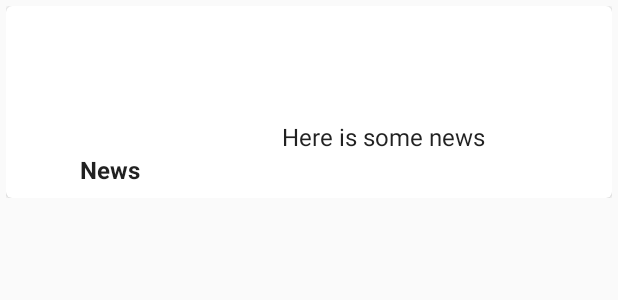
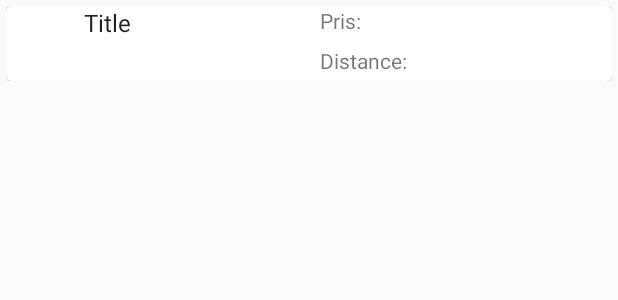
Before and after one commit to JonathanHoffmann/HKR_DA224A_Development_for_mobile_Project, an Android app: the layout list_item.xml on its own in the app's theme, with its tools: preview values and no code run, on a phone screen of 412 x 824 dp. Shown: the top 300 px of the screen. Run offline under Robolectric (Android 15) with nearby library versions, the phone set to English and light mode, and no system bars.

Commit message:
Better UI

```diff
--- a/Android/app/src/main/res/layout/list_item.xml
+++ b/Android/app/src/main/res/layout/list_item.xml
@@ -22,52 +22,49 @@
 
             <ImageView
                 android:id="@+id/thumbnail"
-                android:layout_width="94dp"
-                android:layout_height="84dp"
+                android:layout_width="50dp"
+                android:layout_height="50dp"
                 android:background="?attr/selectableItemBackgroundBorderless"
                 android:scaleType="fitXY" />
 
             <TextView
                 android:id="@+id/title"
-                style="@style/TextAppearance.AppCompat.Headline"
-                android:layout_width="191dp"
-                android:layout_height="35dp"
+                style="@style/TextAppearance.AppCompat.Subhead"
+                android:layout_width="154dp"
+                android:layout_height="match_parent"
                 android:layout_alignBottom="@+id/thumbnail"
                 android:layout_alignParentStart="true"
-                android:layout_marginStart="104dp"
+                android:layout_alignParentTop="true"
+                android:layout_marginStart="52dp"
                 android:layout_marginLeft="@dimen/_8dp"
-                android:layout_marginBottom="23dp"
-                android:padding="@dimen/_8dp"
-                android:text="@string/title_placeholder"
-                android:textColor="@color/colorIcons" />
+                android:layout_marginTop="0dp"
+                android:layout_marginBottom="0dp"
+                android:text="@string/title_placeholder" />
 
             <TextView
-                android:id="@+id/newsTitle"
-                style="@style/TextAppearance.AppCompat.Subhead"
-                android:layout_width="match_parent"
+                android:id="@+id/distance"
+                style="@android:style/Widget.DeviceDefault.Light.TextView"
+                android:layout_width="187dp"
                 android:layout_height="wrap_content"
                 android:layout_below="@+id/thumbnail"
                 android:layout_alignParentStart="true"
-                android:layout_marginStart="41dp"
+                android:layout_marginStart="209dp"
                 android:layout_marginLeft="@dimen/_8dp"
-                android:layout_marginTop="6dp"
-                android:padding="@dimen/_8dp"
-                android:text="@string/news_placeholder"
-                android:textStyle="bold" />
+                android:layout_marginTop="-23dp"
+                android:text="Distance:" />
 
             <TextView
-                android:id="@+id/newsInfo"
-                style="@style/TextAppearance.AppCompat.Subhead"
-                android:layout_width="match_parent"
+                android:id="@+id/price"
+                style="@android:style/Widget.DeviceDefault.Light.TextView"
+                android:layout_width="188dp"
                 android:layout_height="wrap_content"
-                android:layout_below="@+id/newsTitle"
+                android:layout_below="@+id/distance"
                 android:layout_alignParentStart="true"
-                android:layout_marginStart="176dp"
+                android:layout_marginStart="209dp"
                 android:layout_marginLeft="@dimen/_8dp"
-                android:layout_marginTop="-60dp"
+                android:layout_marginTop="-46dp"
                 android:layout_marginBottom="@dimen/_8dp"
-                android:padding="@dimen/_8dp"
-                android:text="@string/sports_info_placeholder" />
+                android:text="Pris: " />
 
         </RelativeLayout>
 
```
Also changed, not shown: Android/app/src/main/java/com/blue_red/bensinpriser/FuelStation.java (+12 -23 lines), Android/app/src/main/java/com/blue_red/bensinpriser/FuelStationAdapter.java (+8 -12 lines), Android/app/src/main/java/com/blue_red/bensinpriser/RecViewActivity.java (+1 -11 lines).
